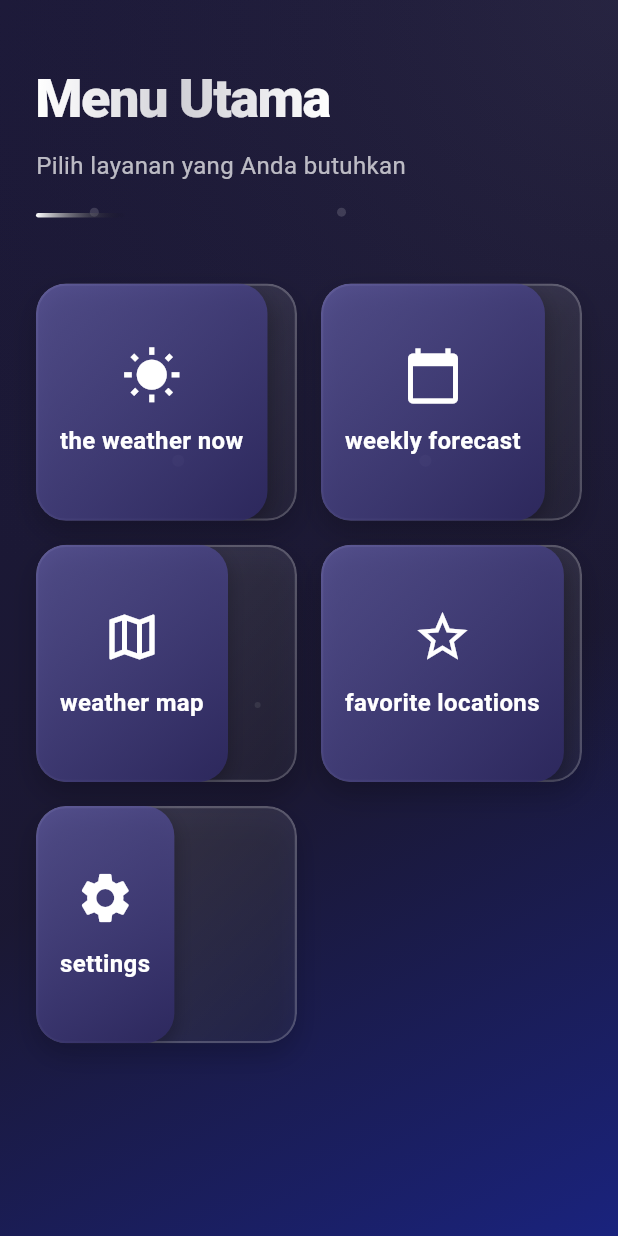
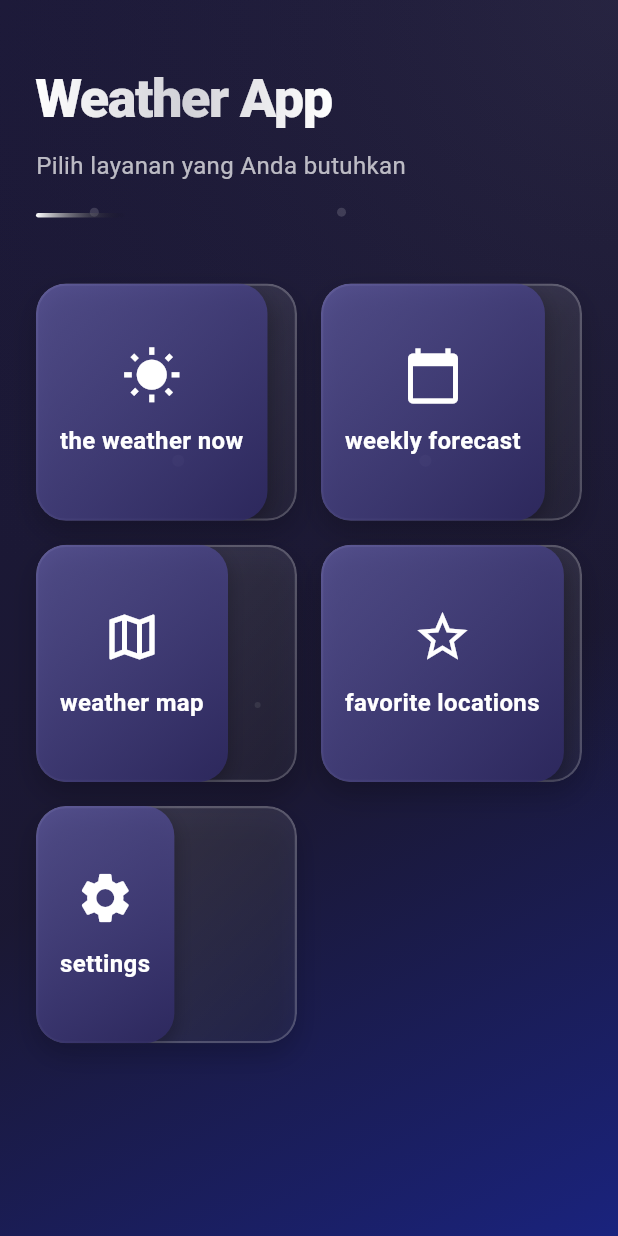
Before and after one commit to wahyualif23014/WeatherAPP, a Flutter app: the screen it shows after launch, on a phone screen of 412 x 824 dp. Run offline on Flutter 3.47's test engine with Material 3 defaults, Android fonts, the phone set to English and light mode, and no system bars.

Commit message:
new saja

```diff
--- a/lib/screens/mainMenu_screen.dart
+++ b/lib/screens/mainMenu_screen.dart
@@ -233,7 +233,7 @@ class _MainMenuScreenState extends State<MainMenuScreen>
                       ),
                     ).createShader(bounds),
                 child: const Text(
-                  'Menu Utama',
+                  'Weather App',
                   style: TextStyle(
                     fontSize: 36,
                     fontWeight: FontWeight.w800,
```
